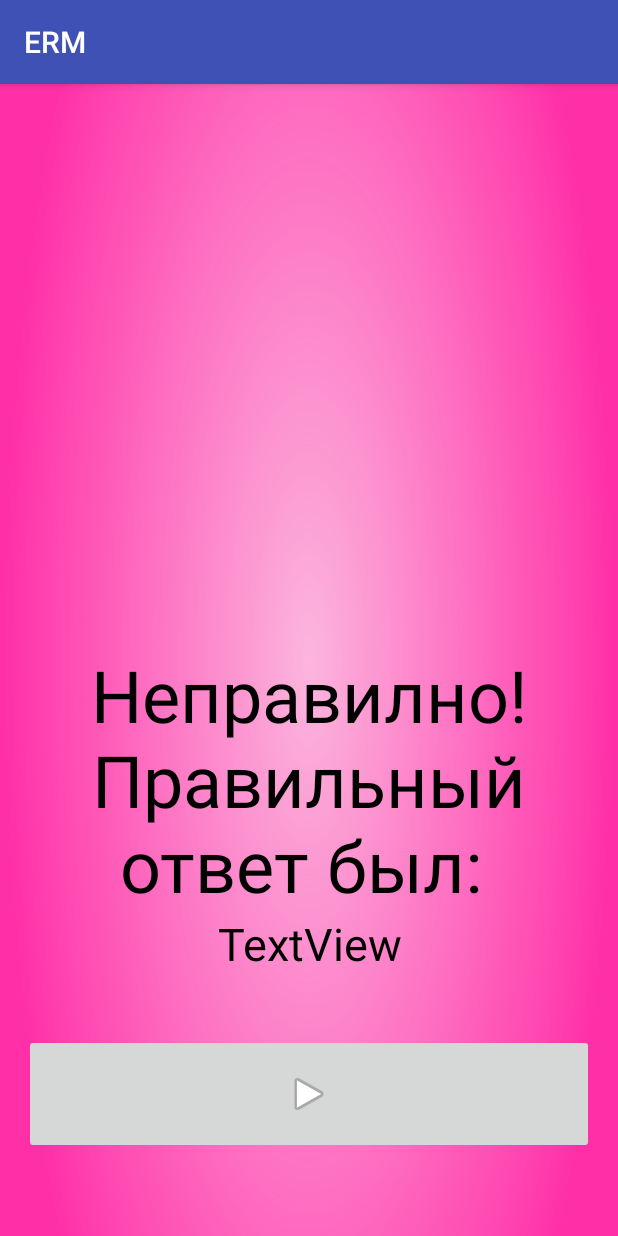
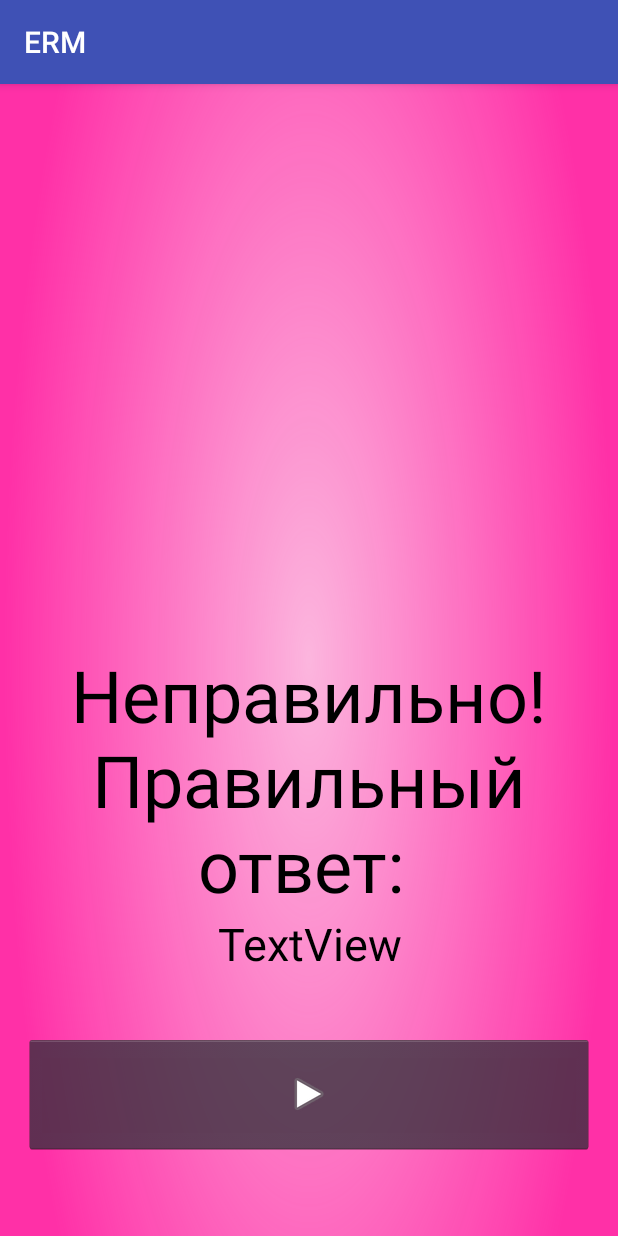
Before and after one commit to rannilo/ERM-Song-Game, an Android app: the QuestionDescriptionActivity screen opened directly, with no data from a screen before it, on a phone screen of 412 x 824 dp. Run offline under Robolectric (Android 15) with nearby library versions, the light colour scheme and no system bars; 4 statements that could not run were skipped.

Commit message:
minor text and other fixes

```diff
--- a/app/build.gradle
+++ b/app/build.gradle
@@ -3,7 +3,7 @@ apply plugin: 'com.android.application'
 android {
     compileSdkVersion 26
     defaultConfig {
-        applicationId "ee.erm.art.ermmemorygame"
+        applicationId "ee.erm.art.ermsonggame"
         minSdkVersion 23
         targetSdkVersion 26
         versionCode 1
--- a/app/src/main/assets/questions.json
+++ b/app/src/main/assets/questions.json
@@ -276,7 +276,7 @@
 	"answer0": "Kuldne Trio-Davai!",
 	 "answer1": "Click OK-Psühhoterror",
 	 "answer2": "Must Q-Kingituse lugu",
-	 "answer3": "Sooda Boom-E-Miljon"
+	 "answer3": "E-Miljon-Sooda Boom"
   },
     {
     "music file": "music",
@@ -311,7 +311,7 @@
 
 	"answer0": "Blacky-Segased lood",
 	 "answer1": "Blacky-Veidi",
-	 "answer2": "Blacky-ära piina mind",
+	 "answer2": "Blacky-Ära piina mind",
 	 "answer3": "Blacky-Ja põleb maa"
   },
     {
--- a/app/src/main/java/ee/erm/art/ermmemorygame/QuestionDescriptionActivity.java
+++ b/app/src/main/java/ee/erm/art/ermmemorygame/QuestionDescriptionActivity.java
@@ -40,7 +40,7 @@ public class QuestionDescriptionActivity extends AppCompatActivity implements Vi
                     descriptionResult.setText("Õige! Õige vastus oli: ");
                     break;
                 case Russian:
-                    descriptionResult.setText("Правилно! Правильный ответ был: ");
+                    descriptionResult.setText("Правильно! Правильный ответ: ");
                     break;
             }
         }
@@ -53,7 +53,7 @@ public class QuestionDescriptionActivity extends AppCompatActivity implements Vi
                     descriptionResult.setText("Vale! Õige vastus oli: ");
                     break;
                 case Russian:
-                    descriptionResult.setText("Неправилно! Правильный ответ был: ");
+                    descriptionResult.setText("Неправильно! Правильный ответ: ");
                     break;
             }
         }
--- a/app/src/main/res/layout/question_desc.xml
+++ b/app/src/main/res/layout/question_desc.xml
@@ -42,12 +42,13 @@
             android:orientation="horizontal">
 
         <ImageButton
-            android:id="@+id/questionForward"
-            android:layout_width="wrap_content"
-            android:layout_height="80dp"
-            android:layout_marginTop="40dp"
-            android:layout_weight="1"
-            app:srcCompat="@android:drawable/ic_media_play" />
+                android:id="@+id/questionForward"
+                android:layout_width="wrap_content"
+                android:layout_height="80dp"
+                android:layout_marginTop="40dp"
+                android:layout_weight="1"
+                app:srcCompat="@android:drawable/ic_media_play"
+                style="@android:style/Widget.Holo.ImageButton"/>
     </LinearLayout>
 
 
```
Also changed, not shown: app/src/main/java/ee/erm/art/ermmemorygame/QuestionActivity.java (+10 -6 lines), app/src/main/res/layout/question.xml (+6 -8 lines).
